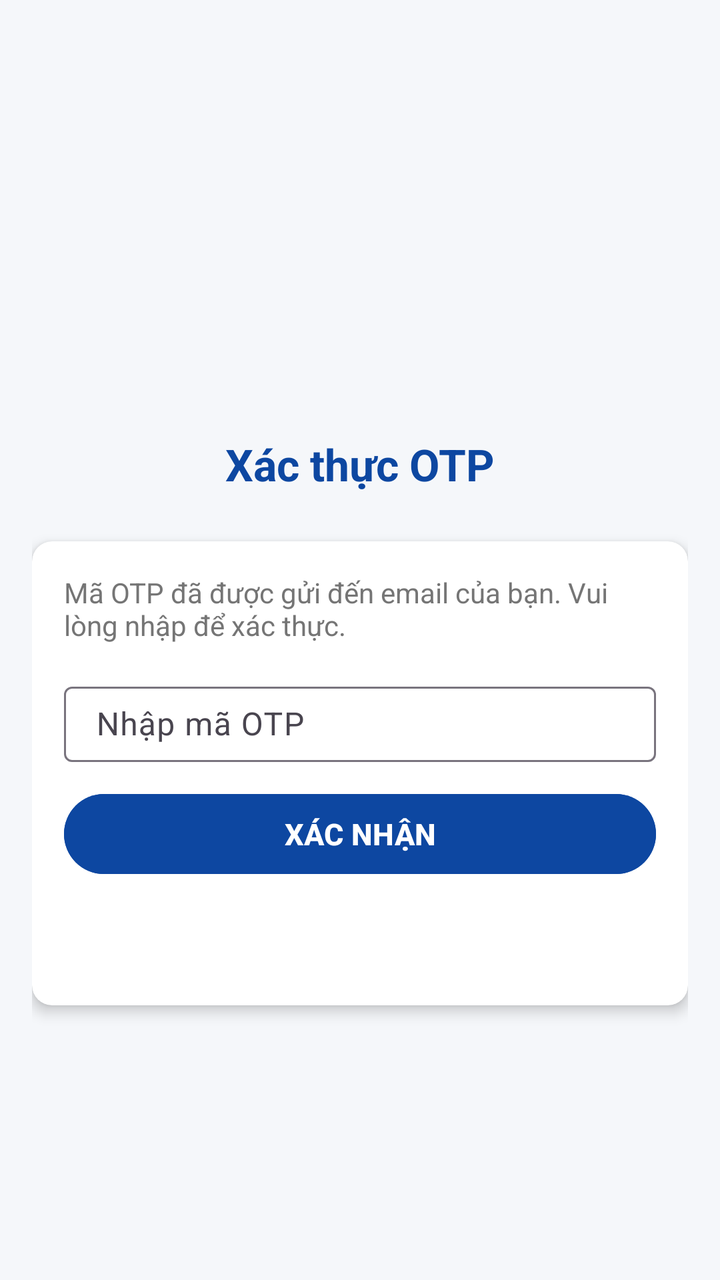
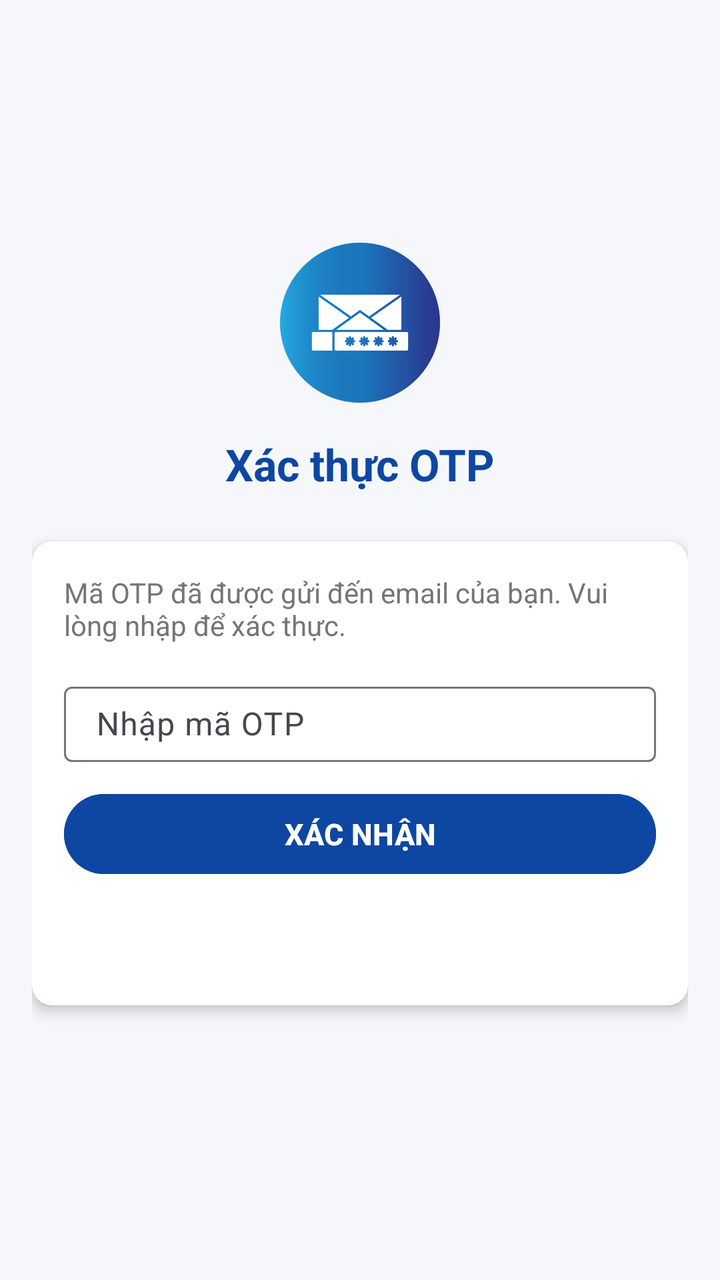

Screens rendered from an Android XML layout before and after an edit, with the pre-edit source and the edit as a unified diff.
<!-- AndroidManifest.xml: application theme AppTheme -->
<!-- res/layout/activity_otp.xml -->
<?xml version="1.0" encoding="utf-8"?>
<androidx.core.widget.NestedScrollView xmlns:android="http://schemas.android.com/apk/res/android"
    xmlns:app="http://schemas.android.com/apk/res-auto"
    android:id="@+id/main"
    android:layout_width="match_parent"
    android:layout_height="match_parent"
    android:fillViewport="true"
    android:background="#F5F7FA">

    <LinearLayout
        android:layout_width="match_parent"
        android:layout_height="match_parent"
        android:orientation="vertical"
        android:padding="16dp"
        android:gravity="center_horizontal|center_vertical">

        <ImageView
            android:id="@+id/iv_logo"
            android:layout_width="80dp"
            android:layout_height="80dp"
            android:layout_marginBottom="16dp"
            android:src="@android:drawable/sym_def_app_icon"
            android:contentDescription="Bank Logo" />

        <TextView
            android:id="@+id/tv_app_title"
            android:layout_width="wrap_content"
            android:layout_height="wrap_content"
            android:text="Xác thực OTP"
            android:textSize="22sp"
            android:textStyle="bold"
            android:textColor="#0D47A1"
            android:layout_marginBottom="24dp" />

        <androidx.cardview.widget.CardView
            android:layout_width="match_parent"
            android:layout_height="wrap_content"
            android:layout_marginBottom="16dp"
            app:cardCornerRadius="10dp"
            app:cardElevation="4dp">

            <LinearLayout
                android:layout_width="match_parent"
                android:layout_height="wrap_content"
                android:orientation="vertical"
                android:padding="16dp">

                <TextView
                    android:layout_width="wrap_content"
                    android:layout_height="wrap_content"
                    android:text="Mã OTP đã được gửi đến email của bạn. Vui lòng nhập để xác thực."
                    android:textSize="14sp"
                    android:textColor="#757575"
                    android:layout_marginBottom="16dp" />

                <com.google.android.material.textfield.TextInputLayout
                    android:id="@+id/til_deposit_otp"
                    android:layout_width="match_parent"
                    android:layout_height="wrap_content"
                    android:layout_marginBottom="12dp"
                    android:hint="Nhập mã OTP">

                    <com.google.android.material.textfield.TextInputEditText
                        android:id="@+id/et_deposit_otp"
                        android:layout_width="match_parent"
                        android:layout_height="wrap_content"
                        android:inputType="number"
                        android:maxLength="6"
                        android:paddingVertical="8dp" />
                </com.google.android.material.textfield.TextInputLayout>

                <Button
                    android:id="@+id/btn_confirm_otp"
                    android:layout_width="match_parent"
                    android:layout_height="wrap_content"
                    android:minHeight="48dp"
                    android:layout_marginBottom="8dp"
                    android:text="XÁC NHẬN"
                    android:textSize="15sp"
                    android:textStyle="bold"
                    android:backgroundTint="#0D47A1"
                    android:textColor="#FFFFFF" />

                <TextView
                    android:id="@+id/resultTextView"
                    android:layout_width="wrap_content"
                    android:layout_height="wrap_content"
                    android:text=""
                    android:textSize="16sp"
                    android:textColor="#D32F2F"
                    android:layout_marginTop="16dp"
                    android:layout_gravity="center" />
            </LinearLayout>
        </androidx.cardview.widget.CardView>
    </LinearLayout>
</androidx.core.widget.NestedScrollView>
<!-- resources referenced by this layout -->
<resources>
  <style name="AppTheme" parent="Theme.Material3.DayNight.NoActionBar">
          
          
      </style>
</resources>

<!-- the commit's change to res/layout/activity_otp.xml (unified diff, before → after) -->
@@ -19,7 +19,7 @@
             android:layout_width="80dp"
             android:layout_height="80dp"
             android:layout_marginBottom="16dp"
-            android:src="@android:drawable/sym_def_app_icon"
+            android:src="@drawable/ic_otp"
             android:contentDescription="Bank Logo" />
 
         <TextView
<!-- resource entries referenced after the edit -->
@@ -1,5 +1,6 @@
 <!-- resources referenced by this layout -->
 <resources>
+  <!-- drawable ic_otp: png bitmap (drawable, 27757 bytes) -->
   <style name="AppTheme" parent="Theme.Material3.DayNight.NoActionBar">
           
           
